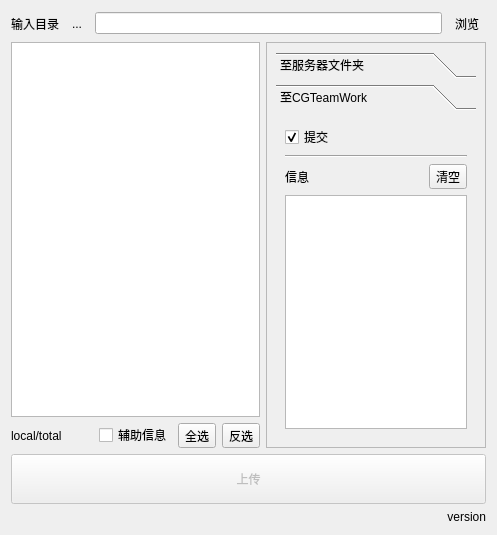
Qt form uploader.ui (WuLiFang/wlf) before a commit.
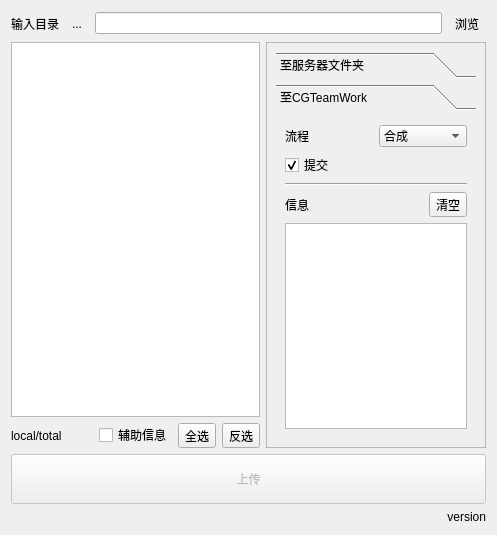
The same form after that commit.

Commit message: uploader 0.7.0 # Support other pipeline

```diff
--- a/uploader.ui
+++ b/uploader.ui
@@ -331,6 +331,31 @@
             <string>至CGTeamWork</string>
            </attribute>
            <layout class="QVBoxLayout" name="verticalLayout_3">
+            <item>
+             <layout class="QHBoxLayout" name="horizontalLayout_9">
+              <item>
+               <widget class="QLabel" name="label_5">
+                <property name="text">
+                 <string>流程</string>
+                </property>
+               </widget>
+              </item>
+              <item>
+               <widget class="QComboBox" name="comboBoxPipeline">
+                <item>
+                 <property name="text">
+                  <string>合成</string>
+                 </property>
+                </item>
+                <item>
+                 <property name="text">
+                  <string>灯光</string>
+                 </property>
+                </item>
+               </widget>
+              </item>
+             </layout>
+            </item>
             <item>
              <widget class="QCheckBox" name="checkBoxSubmit">
               <property name="enabled">
@@ -386,7 +411,7 @@
              </layout>
             </item>
             <item>
-             <widget class="QTextEdit" name="textEdit">
+             <widget class="QTextBrowser" name="textBrowser">
               <property name="enabled">
                <bool>true</bool>
               </property>
```
Left out of the diff: 14 changed lines with no effect on the pictures. The commit also changes 2 other files.
